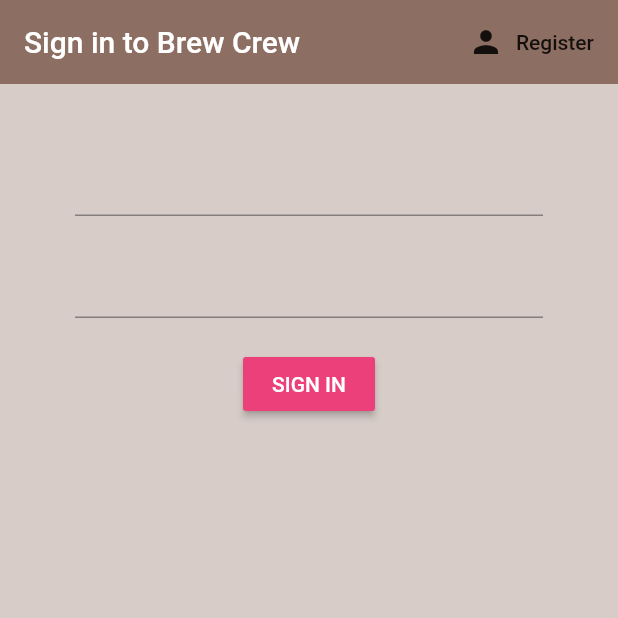
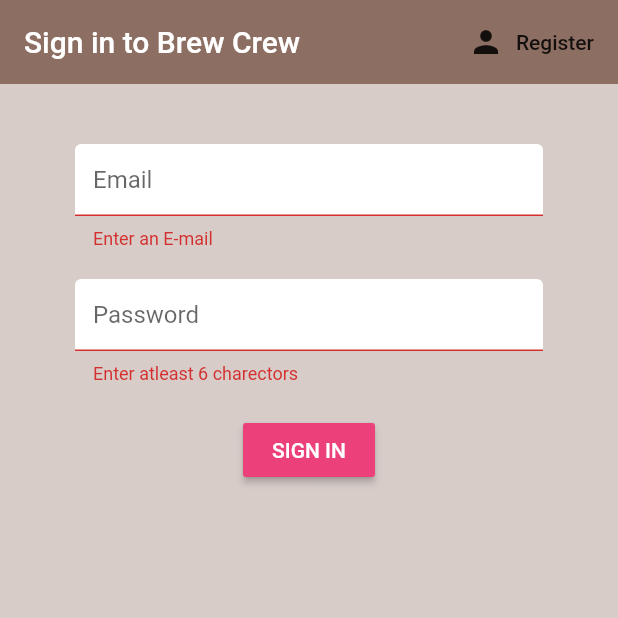
Before and after one commit to BharathRavi27/flutter-firebase-app, a Flutter app: the screen it shows after launch, after a tap on "SIGN IN", on a phone screen of 412 x 824 dp, the top half of it. Run offline on Flutter 3.47's test engine with Material 2 defaults, Android fonts, the phone set to English and light mode, and no system bars; our stand-ins replace cloud_firestore, firebase_auth, flutter_spinkit; accounts and stored records are empty.

```diff
--- /dev/null
+++ b/lib/models/brew.dart
@@ -0,0 +1,7 @@
+class Brew {
+  final String name;
+  final String sugars;
+  final int strength;
+
+  Brew({this.name, this.sugars, this.strength});
+}
--- a/lib/screens/authenticate/sign_in.dart
+++ b/lib/screens/authenticate/sign_in.dart
@@ -1,4 +1,6 @@
 import 'package:brew_score/services/auth.dart';
+import 'package:brew_score/shared/constants.dart';
+import 'package:brew_score/shared/loading.dart';
 import 'package:flutter/material.dart';
 
 class SignIn extends StatefulWidget {
@@ -15,11 +17,15 @@ class _SignInState extends State<SignIn> {
   String password = '';
   String error = '';
 
+  bool loading = false;
+
   final _formkey = GlobalKey<FormState>();
 
   @override
   Widget build(BuildContext context) {
-    return Scaffold(
+    return loading
+        ? Loading()
+        : Scaffold(
             backgroundColor: Colors.brown[100],
             appBar: AppBar(
               backgroundColor: Colors.brown[400],
@@ -43,6 +49,8 @@ class _SignInState extends State<SignIn> {
                     children: <Widget>[
                       SizedBox(height: 20.0),
                       TextFormField(
+                          decoration:
+                              textInputDecoration.copyWith(hintText: 'Email'),
                           validator: (val) =>
                               val.isEmpty ? 'Enter an E-mail' : null,
                           onChanged: (val) {
@@ -52,9 +60,12 @@ class _SignInState extends State<SignIn> {
                           }),
                       SizedBox(height: 20.0),
                       TextFormField(
+                        decoration:
+                            textInputDecoration.copyWith(hintText: 'Password'),
                         obscureText: true,
-                    validator: (val) =>
-                        val.length < 6 ? 'Enter atleast 6 charectors' : null,
+                        validator: (val) => val.length < 6
+                            ? 'Enter atleast 6 charectors'
+                            : null,
                         onChanged: (val) {
                           setState(() {
                             password = val;
@@ -68,7 +79,26 @@ class _SignInState extends State<SignIn> {
                           'SIGN IN',
                           style: TextStyle(color: Colors.white),
                         ),
-                    onPressed: () async {},
+                        onPressed: () async {
+                          if (_formkey.currentState.validate()) {
+                            setState(() {
+                              loading = true;
+                            });
+                            dynamic result = await _auth
+                                .signInWithEmailAndPassword(email, password);
+                            if (result == null) {
+                              setState(() {
+                                error = 'Error!!';
+                                loading = false;
+                              });
+                            }
+                          } else {}
+                        },
+                      ),
+                      SizedBox(height: 10.0),
+                      Text(
+                        error,
+                        style: TextStyle(color: Colors.red),
                       )
                     ],
                   ),
--- /dev/null
+++ b/lib/services/database.dart
@@ -0,0 +1,20 @@
+import 'package:cloud_firestore/cloud_firestore.dart';
+
+class DatabaseService {
+  DatabaseService({this.uid});
+  final String uid;
+  // collection reference
+  final CollectionReference brewCollection =
+      Firestore.instance.collection('brews');
+
+  Future updateUserdata(String sugars, String name, int strength) async {
+    return await brewCollection
+        .document(uid)
+        .setData({'sugars': sugars, 'name': name, 'strength': strength});
+  }
+
+  // get brews stream
+  Stream<QuerySnapshot> get brews {
+    return brewCollection.snapshots();
+  }
+}
--- /dev/null
+++ b/lib/shared/constants.dart
@@ -0,0 +1,13 @@
+import 'package:flutter/material.dart';
+
+const textInputDecoration = InputDecoration(
+  fillColor: Colors.white,
+  filled: true,
+  contentPadding: EdgeInsets.all(12.0),
+  enabledBorder: OutlineInputBorder(
+    borderSide: BorderSide(color: Colors.white, width: 2.0),
+  ),
+  focusedBorder: OutlineInputBorder(
+    borderSide: BorderSide(color: Colors.pink, width: 2.0),
+  ),
+);
--- a/pubspec.yaml
+++ b/pubspec.yaml
@@ -26,6 +26,7 @@ dependencies:
   firebase_auth: ^0.14.0+5
   cloud_firestore: ^0.12.9+4
   provider: ^3.1.0
+  flutter_spinkit: "^4.0.0"
 
 dev_dependencies:
   flutter_test:
```
Also changed, not shown: lib/screens/authenticate/register.dart (+19 -4 lines), lib/screens/home/brew_list.dart (added, +21 -0 lines), lib/screens/home/home.dart (+13 -2 lines), lib/services/auth.dart (+20 -1 lines), lib/shared/loading.dart (added, +17 -0 lines), pubspec.lock. Lines whose indentation alone changed are shown as unchanged.
